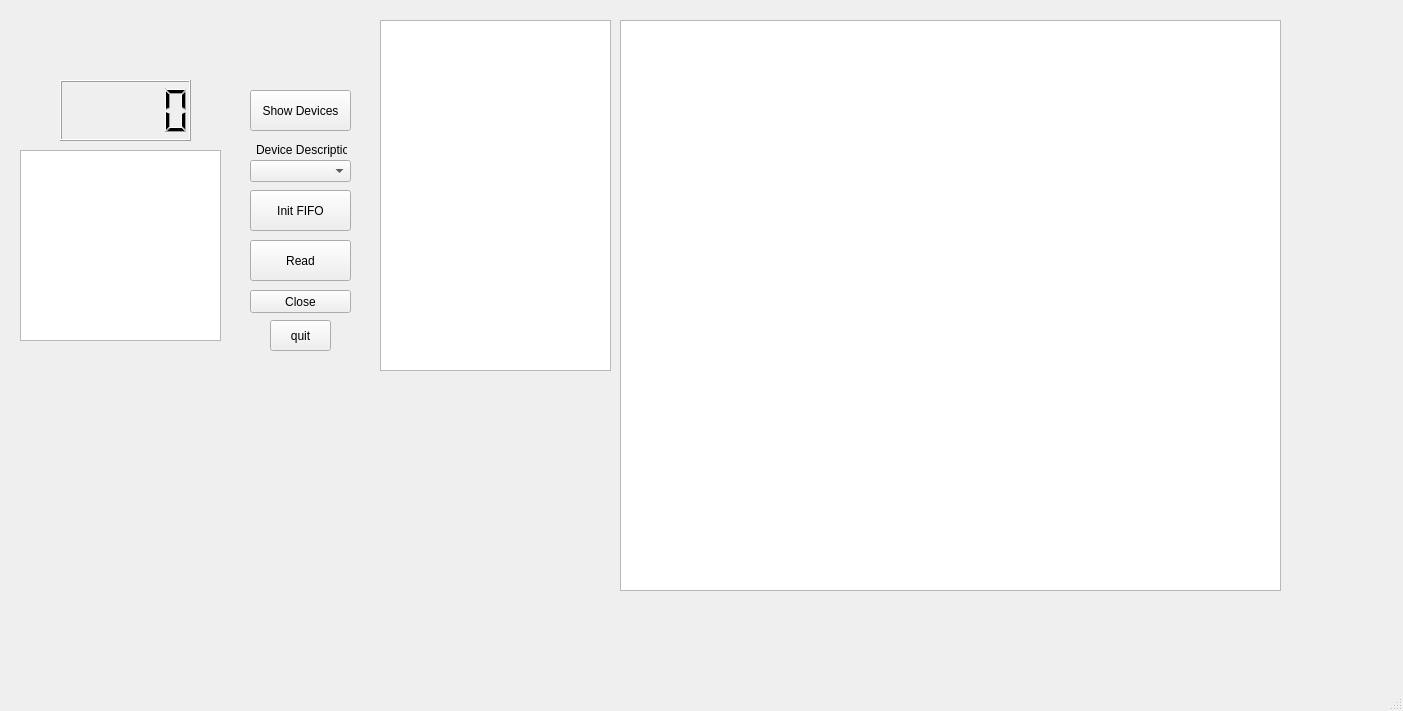
Qt form qt/mainwindow.ui (tim-papaya/monochr) before a commit.
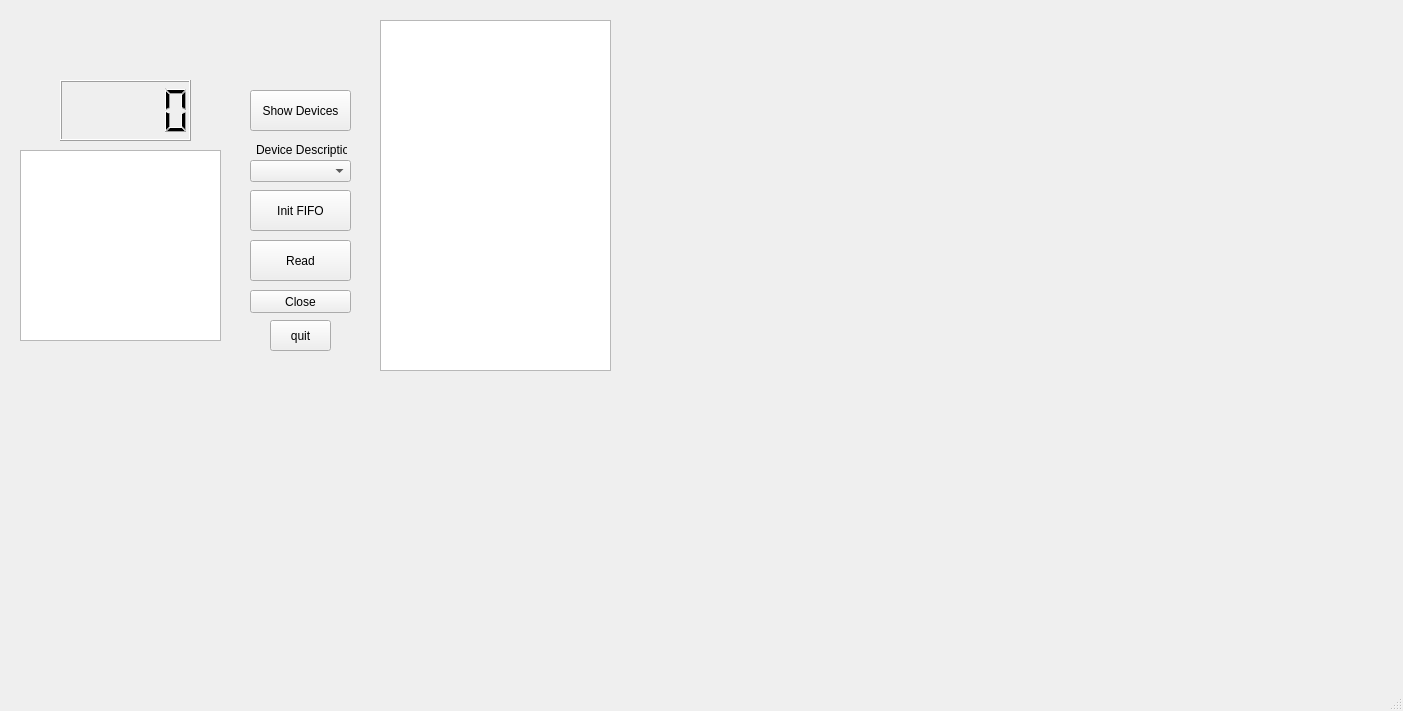
The same form after that commit.

```diff
--- a/qt/mainwindow.ui
+++ b/qt/mainwindow.ui
@@ -135,13 +135,13 @@
      </rect>
     </property>
    </widget>
-   <widget class="QGraphicsView" name="graphicsView">
+   <widget class="QWidget" name="verticalLayoutWidget">
     <property name="geometry">
      <rect>
-      <x>620</x>
-      <y>20</y>
-      <width>661</width>
-      <height>571</height>
+      <x>660</x>
+      <y>40</y>
+      <width>591</width>
+      <height>511</height>
      </rect>
     </property>
    </widget>
```
Left out of the diff: 3 changed lines with no effect on the pictures.
